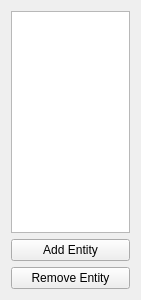
Qt form Project2/ui/hierarchywidget.ui (jesusdz/AGP) before a commit.
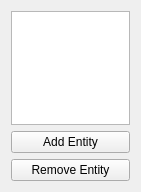
The same form after that commit.

Patch:
```diff
--- a/Project2/ui/hierarchywidget.ui
+++ b/Project2/ui/hierarchywidget.ui
@@ -7,7 +7,7 @@
     <x>0</x>
     <y>0</y>
     <width>141</width>
-    <height>300</height>
+    <height>192</height>
    </rect>
   </property>
   <property name="windowTitle">
```
